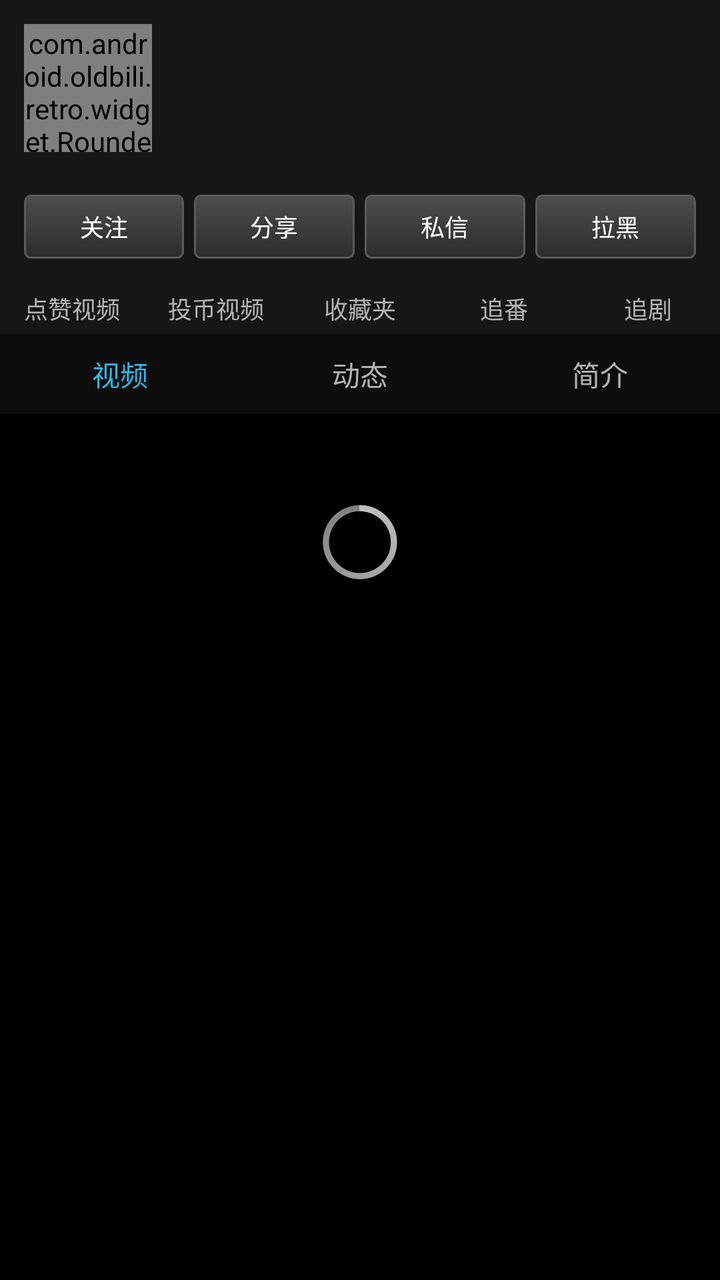
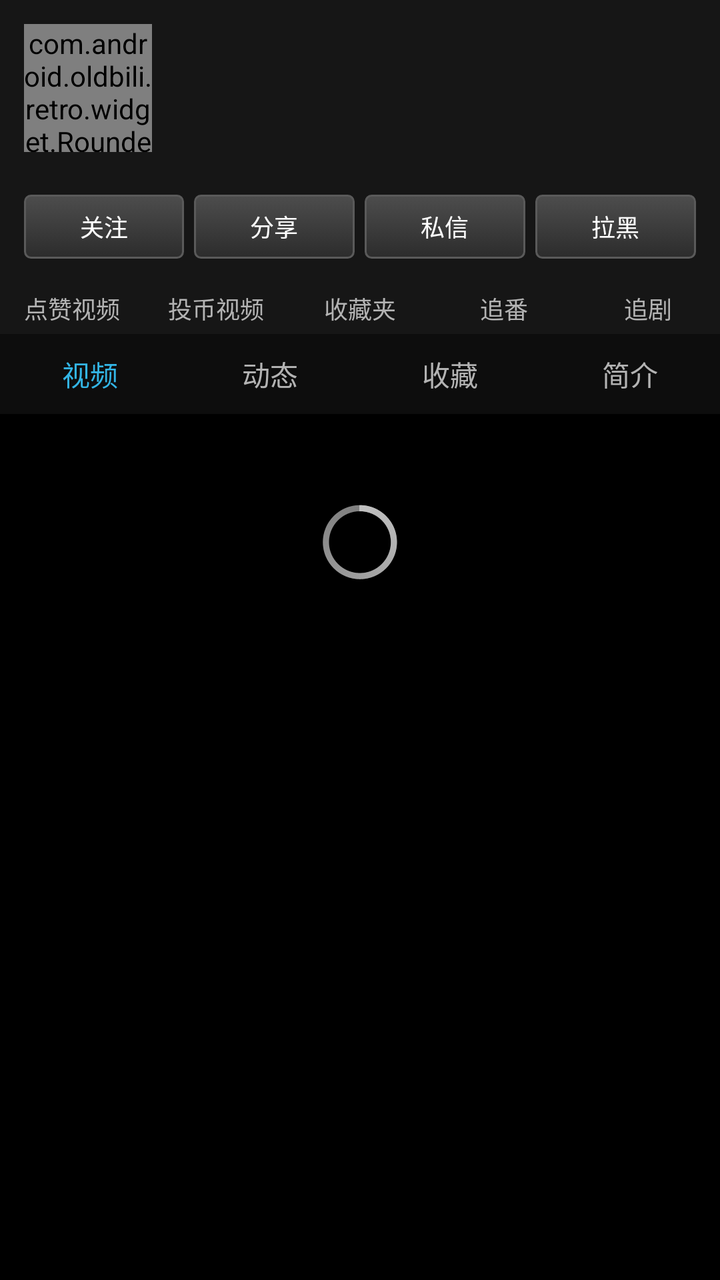

The first picture is an Android layout as it rendered before a commit; the second is the same layout after the commit. The layout source and the unified diff follow.
<!-- AndroidManifest.xml: application theme AppTheme -->
<!-- res/layout/activity_user.xml -->
<?xml version="1.0" encoding="utf-8"?>
<LinearLayout xmlns:android="http://schemas.android.com/apk/res/android"
    android:layout_width="match_parent"
    android:layout_height="match_parent"
    android:orientation="vertical">
<LinearLayout
        android:layout_width="match_parent"
        android:layout_height="wrap_content"
        android:orientation="vertical"
        android:padding="12dp"
        android:background="#161616">

        
        <LinearLayout
            android:layout_width="match_parent"
            android:layout_height="wrap_content"
            android:orientation="horizontal"
            android:gravity="top">

            <com.android.oldbili.retro.widget.RoundedImageView
                android:id="@+id/avatar"
                android:layout_width="@dimen/avatar_big"
                android:layout_height="@dimen/avatar_big"
                android:src="@drawable/ic_avatar_default" />

            <LinearLayout
                android:layout_width="0dp"
                android:layout_height="wrap_content"
                android:layout_weight="1"
                android:layout_marginLeft="10dp"
                android:orientation="vertical">

                <TextView
                    android:id="@+id/name"
                    android:layout_width="match_parent"
                    android:layout_height="wrap_content"
                    android:singleLine="true"
                    android:ellipsize="end"
                    android:textColor="@color/text_primary"
                    android:textSize="16sp"
                    android:textStyle="bold" />

                <TextView
                    android:id="@+id/uid"
                    android:layout_width="match_parent"
                    android:layout_height="wrap_content"
                    android:layout_marginTop="2dp"
                    android:textColor="@color/text_tertiary"
                    android:textSize="11sp" />

                <TextView
                    android:id="@+id/stats"
                    android:layout_width="match_parent"
                    android:layout_height="wrap_content"
                    android:layout_marginTop="4dp"
                    android:textColor="@color/text_tertiary"
                    android:textSize="12sp" />

                <TextView
                    android:id="@+id/sign"
                    android:layout_width="match_parent"
                    android:layout_height="wrap_content"
                    android:layout_marginTop="2dp"
                    android:maxLines="2"
                    android:ellipsize="end"
                    android:textColor="@color/text_secondary"
                    android:textSize="11sp" />
            </LinearLayout>
        </LinearLayout>

        
        <LinearLayout
            android:layout_width="match_parent"
            android:layout_height="wrap_content"
            android:layout_marginTop="10dp"
            android:orientation="horizontal">

            <Button
                android:id="@+id/btn_follow"
                style="@style/RetroButton.Small"
                android:layout_width="0dp"
                android:layout_height="wrap_content"
                android:layout_weight="1"
                android:minWidth="0dp"
                android:text="@string/follow"
                android:textSize="12sp" />

            <Button
                android:id="@+id/btn_share_space"
                style="@style/RetroButton.Small"
                android:layout_width="0dp"
                android:layout_height="wrap_content"
                android:layout_weight="1"
                android:layout_marginLeft="5dp"
                android:minWidth="0dp"
                android:text="分享"
                android:textSize="12sp" />

            <Button
                android:id="@+id/btn_message"
                style="@style/RetroButton.Small"
                android:layout_width="0dp"
                android:layout_height="wrap_content"
                android:layout_weight="1"
                android:layout_marginLeft="5dp"
                android:minWidth="0dp"
                android:text="@string/send_msg"
                android:textSize="12sp" />

            <Button
                android:id="@+id/btn_blacklist"
                style="@style/RetroButton.Small"
                android:layout_width="0dp"
                android:layout_height="wrap_content"
                android:layout_weight="1"
                android:layout_marginLeft="5dp"
                android:minWidth="0dp"
                android:text="拉黑"
                android:textSize="12sp" />
        </LinearLayout>
    </LinearLayout>

    
    <LinearLayout
        android:layout_width="match_parent"
        android:layout_height="wrap_content"
        android:orientation="horizontal"
        android:background="#161616"
        android:paddingTop="4dp"
        android:paddingBottom="4dp">

        <TextView
            android:id="@+id/entry_like"
            android:layout_width="0dp"
            android:layout_height="wrap_content"
            android:layout_weight="1"
            android:gravity="center"
            android:clickable="true"
            android:text="点赞视频"
            android:textColor="@color/text_secondary"
            android:textSize="12sp" />

        <TextView
            android:id="@+id/entry_coin"
            android:layout_width="0dp"
            android:layout_height="wrap_content"
            android:layout_weight="1"
            android:gravity="center"
            android:clickable="true"
            android:text="投币视频"
            android:textColor="@color/text_secondary"
            android:textSize="12sp" />

        <TextView
            android:id="@+id/entry_favs"
            android:layout_width="0dp"
            android:layout_height="wrap_content"
            android:layout_weight="1"
            android:gravity="center"
            android:clickable="true"
            android:text="收藏夹"
            android:textColor="@color/text_secondary"
            android:textSize="12sp" />

        <TextView
            android:id="@+id/entry_bangumi"
            android:layout_width="0dp"
            android:layout_height="wrap_content"
            android:layout_weight="1"
            android:gravity="center"
            android:clickable="true"
            android:text="追番"
            android:textColor="@color/text_secondary"
            android:textSize="12sp" />

        <TextView
            android:id="@+id/entry_tv"
            android:layout_width="0dp"
            android:layout_height="wrap_content"
            android:layout_weight="1"
            android:gravity="center"
            android:clickable="true"
            android:text="追剧"
            android:textColor="@color/text_secondary"
            android:textSize="12sp" />
    </LinearLayout>

    
    <LinearLayout
        android:id="@+id/tab_row"
        android:layout_width="match_parent"
        android:layout_height="40dp"
        android:orientation="horizontal"
        android:background="#0d0d0d">

        <TextView
            android:id="@+id/tab_videos"
            android:layout_width="0dp"
            android:layout_height="match_parent"
            android:layout_weight="1"
            android:gravity="center"
            android:text="@string/space_videos"
            android:textColor="@color/holo_blue_light"
            android:textSize="14sp" />

        <TextView
            android:id="@+id/tab_dynamic"
            android:layout_width="0dp"
            android:layout_height="match_parent"
            android:layout_weight="1"
            android:gravity="center"
            android:text="@string/space_dynamic"
            android:textColor="@color/text_secondary"
            android:textSize="14sp" />

        <TextView
            android:id="@+id/tab_intro"
            android:layout_width="0dp"
            android:layout_height="match_parent"
            android:layout_weight="1"
            android:gravity="center"
            android:text="@string/space_intro"
            android:textColor="@color/text_secondary"
            android:textSize="14sp" />
    </LinearLayout>

    <FrameLayout
        android:layout_width="match_parent"
        android:layout_height="0dp"
        android:layout_weight="1">

        <include
            android:id="@+id/user_list"
            layout="@layout/widget_list_page" />

        <ScrollView
            android:id="@+id/intro_scroll"
            android:layout_width="match_parent"
            android:layout_height="match_parent"
            android:visibility="gone">

            <TextView
                android:id="@+id/intro_text"
                android:layout_width="match_parent"
                android:layout_height="wrap_content"
                android:padding="12dp"
                android:textColor="@color/text_secondary"
                android:textSize="13sp" />
        </ScrollView>
    </FrameLayout>
</LinearLayout>
<!-- res/layout/widget_list_page.xml (included above) -->
<?xml version="1.0" encoding="utf-8"?>
<LinearLayout xmlns:android="http://schemas.android.com/apk/res/android"
    android:layout_width="match_parent"
    android:layout_height="match_parent"
    android:orientation="vertical">

    <ListView
        android:id="@+id/list_view"
        android:layout_width="match_parent"
        android:layout_height="0dp"
        android:layout_weight="1"
        android:visibility="gone" />

    <ProgressBar
        android:id="@+id/progress_bar"
        android:layout_width="wrap_content"
        android:layout_height="wrap_content"
        android:layout_gravity="center"
        android:layout_marginTop="40dp" />

    <LinearLayout
        android:id="@+id/empty_layout"
        android:layout_width="match_parent"
        android:layout_height="wrap_content"
        android:orientation="vertical"
        android:gravity="center"
        android:padding="40dp"
        android:visibility="gone">

        <TextView
            android:id="@+id/empty_text"
            android:layout_width="wrap_content"
            android:layout_height="wrap_content"
            android:text="@string/empty"
            android:textColor="@color/text_secondary"
            android:textSize="15sp" />
    </LinearLayout>

    <LinearLayout
        android:id="@+id/error_layout"
        android:layout_width="match_parent"
        android:layout_height="wrap_content"
        android:orientation="vertical"
        android:gravity="center"
        android:padding="40dp"
        android:visibility="gone">

        <TextView
            android:id="@+id/error_text"
            android:layout_width="wrap_content"
            android:layout_height="wrap_content"
            android:text="@string/load_failed"
            android:textColor="@color/text_secondary"
            android:textSize="15sp" />

        <Button
            android:id="@+id/retry_button"
            style="@style/RetroButton.Small"
            android:layout_width="wrap_content"
            android:layout_height="wrap_content"
            android:layout_marginTop="12dp"
            android:text="@string/click_retry" />
    </LinearLayout>
</LinearLayout>
<!-- resources referenced by this layout -->
<resources>
  <color name="holo_blue_light">#33b5e5</color>
  <color name="text_primary">#ffffff</color>
  <color name="text_secondary">#b3b3b3</color>
  <color name="text_tertiary">#7f7f7f</color>
  <dimen name="avatar_big">64dp</dimen>
  <!-- drawable ic_avatar_default: png bitmap (drawable-hdpi, 1381 bytes) -->
  <string name="click_retry">点击重试</string>
  <string name="empty">这里空空如也</string>
  <string name="follow">关注</string>
  <string name="load_failed">加载失败</string>
  <string name="send_msg">私信</string>
  <string name="space_dynamic">动态</string>
  <string name="space_intro">简介</string>
  <string name="space_videos">视频</string>
  <style name="RetroButton.Small">
          <item name="android:minHeight">32dp</item>
          <item name="android:textSize">13sp</item>
          <item name="android:paddingLeft">10dp</item>
          <item name="android:paddingRight">10dp</item>
      </style>
  <style name="AppTheme" parent="@android:style/Theme.Black.NoTitleBar">
          <item name="android:windowBackground">@color/window_bg</item>
          <item name="android:textColorPrimary">@color/text_primary</item>
          <item name="android:textColorSecondary">@color/text_secondary</item>
          <item name="android:listViewStyle">@style/RetroListView</item>
      </style>
  <color name="window_bg">#000000</color>
  <style name="RetroListView" parent="@android:style/Widget.ListView">
          <item name="android:background">@color/page_bg</item>
          <item name="android:divider">@color/list_divider</item>
          <item name="android:dividerHeight">1px</item>
          <item name="android:cacheColorHint">@color/page_bg</item>
          <item name="android:scrollbars">vertical</item>
          <item name="android:fadingEdge">none</item>
          <item name="android:overScrollMode">never</item>
      </style>
  <color name="page_bg">#101010</color>
  <color name="list_divider">#33262626</color>
</resources>

<!-- the commit's change to res/layout/activity_user.xml (unified diff, before → after) -->
@@ -210,6 +210,16 @@
             android:layout_weight="1"
             android:gravity="center"
             android:text="@string/space_dynamic"
+            android:textColor="@color/text_secondary"
+            android:textSize="14sp" />
+
+        <TextView
+            android:id="@+id/tab_fav"
+            android:layout_width="0dp"
+            android:layout_height="match_parent"
+            android:layout_weight="1"
+            android:gravity="center"
+            android:text="收藏"
             android:textColor="@color/text_secondary"
             android:textSize="14sp" />
 
